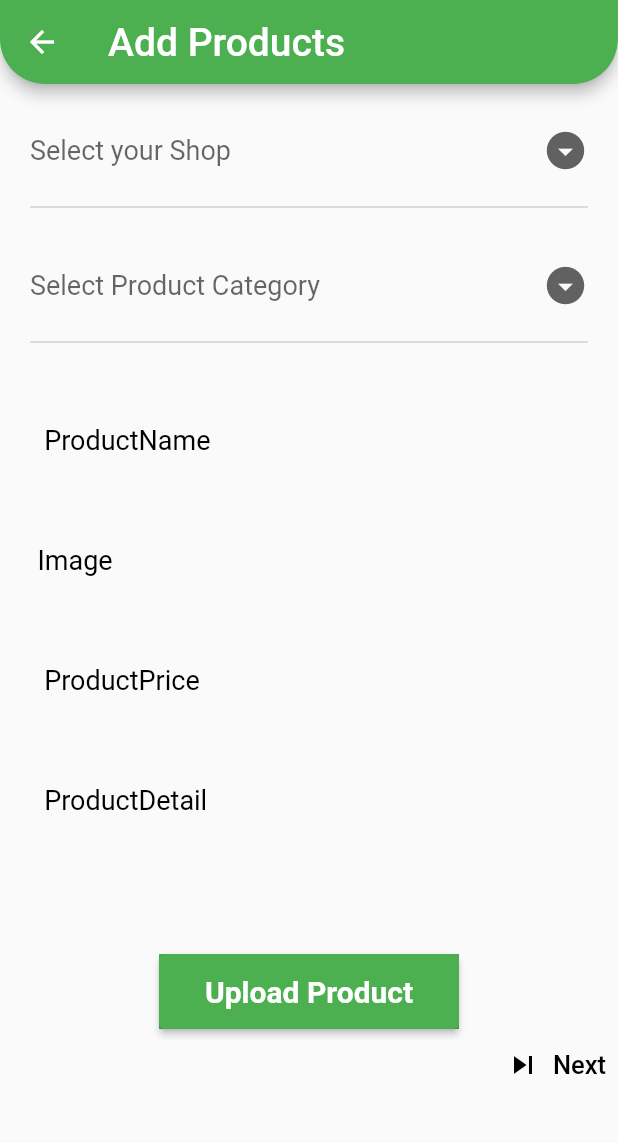
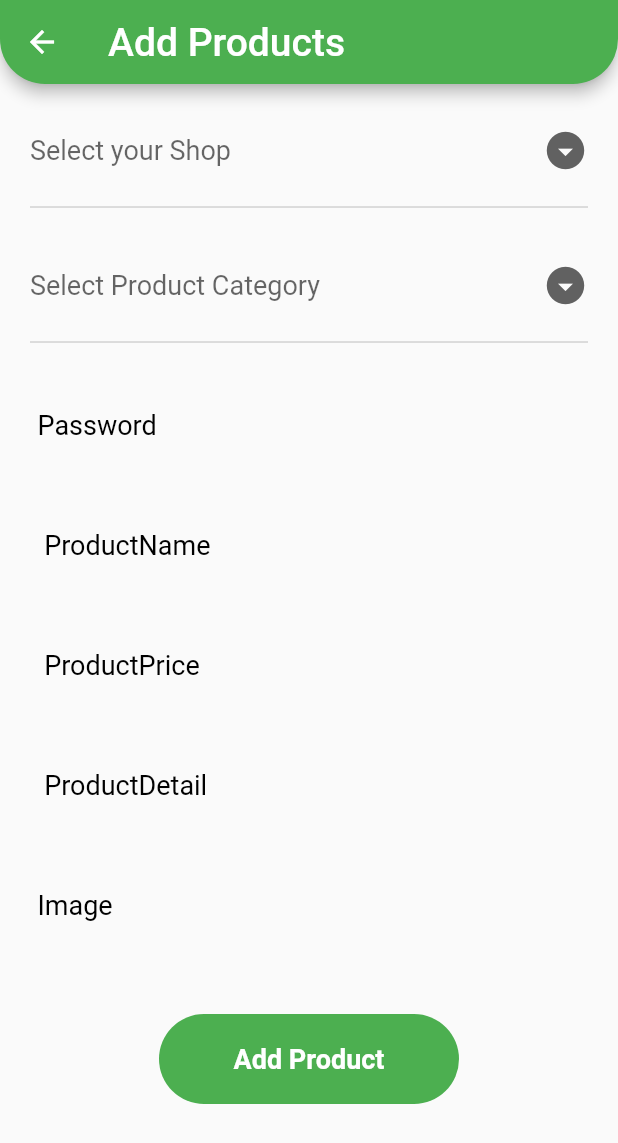
Before and after one commit to soumitrakand7/Tech-Cultivators, a Flutter app: the Add_Product screen opened by its route, on a phone screen of 412 x 824 dp. Shown: the top 1143 px of the screen. Run offline on Flutter 3.47's test engine with Material 2 defaults, Android fonts, the light colour scheme and no system bars; our stand-ins replace animate_do, avatar_glow, carousel_slider, cloud_firestore, firebase_auth, firebase_core and 2 more; missing offline and left inert: syncfusion_flutter_pdfviewer; accounts and stored records are empty; network calls fail.

Commit message:
Seller Info added

```diff
--- /dev/null
+++ b/tech_cultivators/lib/Buy/appbar_shops.dart
@@ -0,0 +1 @@
+import '';
--- a/tech_cultivators/lib/Sell/Add_Products.dart
+++ b/tech_cultivators/lib/Sell/Add_Products.dart
@@ -13,9 +13,9 @@ class Add_Product extends StatefulWidget {
 }
 
 class _Add_ProductState extends State<Add_Product> {
-  // FirebaseFirestore firebaseFirestore = FirebaseFirestore.instance;
-  // final CollectionReference collectionReference =
-  //     FirebaseFirestore.instance.collection("Sanket");
+  FirebaseFirestore db = FirebaseFirestore.instance;
+  final CollectionReference collectionReference =
+      FirebaseFirestore.instance.collection("Shpos");
   List<String> Nursary = [
     'Blossom Valley',
     'Evergreen',
@@ -30,7 +30,10 @@ class _Add_ProductState extends State<Add_Product> {
     "Plants"
   ];
   var SelectedCategory;
-  var SelectedNursery;
+  var SelectedShop;
+  bool issale = false;
+  String Password = "";
+
   @override
   Widget build(BuildContext context) {
     TextEditingController _productName = TextEditingController();
@@ -39,7 +42,7 @@ class _Add_ProductState extends State<Add_Product> {
     TextEditingController _productPrice = TextEditingController();
     TextEditingController _ProductDetail = TextEditingController();
     TextEditingController _productCategory = TextEditingController();
-    bool issale = false;
+    TextEditingController _Password = TextEditingController();
 
     final _key = GlobalKey<FormState>();
     return Scaffold(
@@ -78,7 +81,7 @@ class _Add_ProductState extends State<Add_Product> {
                 child: DropdownButton(
                   hint:
                       Text("Select your Shop", style: TextStyle(fontSize: 18)),
-                  value: SelectedNursery,
+                  value: SelectedShop,
                   dropdownColor: Color.fromARGB(255, 197, 243, 206),
                   elevation: 20,
                   isExpanded: true,
@@ -89,7 +92,7 @@ class _Add_ProductState extends State<Add_Product> {
                   ),
                   onChanged: (newValueSelected) {
                     setState(() {
-                      SelectedNursery = newValueSelected;
+                      SelectedShop = newValueSelected;
                     });
                   },
                   items: Nursary.map((Nursary) {
@@ -143,27 +146,24 @@ class _Add_ProductState extends State<Add_Product> {
                 ),
               ),
               SizedBox(
-                height: 10,
+                height: 20,
               ),
 
+              data("Password", "Enter password of selected shop", false,
+                  _Password),
               SizedBox(
                 height: 20,
               ),
-              data(" ProductName", "Enter ProductName", false, _productName),
+
+              Column(
+                children: [
+                  data(
+                      " ProductName", "Enter ProductName", false, _productName),
                   SizedBox(
                     height: 20,
                   ),
-              data(
-                "Image",
-                "Enter product Network Image",
-                false,
-                _productImage,
-              ),
-              SizedBox(
-                height: 20,
-              ),
-              data(
-                  " ProductPrice", "Enter Product Price", false, _productPrice),
+                  data(" ProductPrice", "Enter Product Price", false,
+                      _productPrice),
                   SizedBox(
                     height: 20,
                   ),
@@ -172,60 +172,49 @@ class _Add_ProductState extends State<Add_Product> {
                   SizedBox(
                     height: 20,
                   ),
-              // SwitchListTile(
-              //     contentPadding: EdgeInsets.fromLTRB(30, 0, 10, 0),
-              //     title: Text(
-              //       "Is product on sale ?",
-              //       style: TextStyle(fontSize: 18),
-              //     ),
-              //     value: issale,
-              //     onChanged: (issale) {
-              //       setState(() {
-              //         issale = true;
-              //       });
-              //     }),
+                  data(
+                    "Image",
+                    "Upload image of product",
+                    false,
+                    _productImage,
+                  ),
+                ],
+              ),
+
               SizedBox(
-                height: 50,
+                height: 20,
               ),
-              Container(
+
+              SizedBox(
+                height: 20,
+              ),
+              InkWell(
+                onTap: () {
+                  collectionReference
+                      .doc(SelectedShop)
+                      .collection(SelectedCategory)
+                      .add({
+                    "Product Name": _productName.text,
+                    "Cost": int.parse(_productPrice.text),
+                    "discription": _ProductDetail.text,
+                  });
+                  SAP(BuildContext, context);
+                  //  Navigator.pushNamed(context, '/O_Nursery_List');
+                },
+                child: Container(
+                  height: 60,
+                  width: 200,
+                  alignment: Alignment.center,
+                  child: Text(
+                    "Add Product",
+                    style: TextStyle(
+                        color: Colors.white,
+                        fontWeight: FontWeight.bold,
+                        fontSize: 18),
+                  ),
+                  decoration: BoxDecoration(
                       color: Colors.green,
-                  height: 50,
-                  width: 200,
-                  child: ElevatedButton(
-                      style: ElevatedButton.styleFrom(
-                          primary: Colors.green,
-                          textStyle: TextStyle(
-                              fontSize: 20, fontWeight: FontWeight.bold)),
-                      onPressed: () {
-                        // collectionReference
-                        //     .doc(SelectedNursery)
-                        //     .collection(SelectedCategory)
-                        //     .add({
-                        //   "ProductName": _productName.text,
-                        //   "ProductImage": _productImage.text,
-                        //   "productprice": int.parse(_productPrice.text),
-                        //   "discription": _ProductDetail.text,
-                        // });
-                        // SAP(BuildContext, context);
-                      },
-                      child: Text("Upload Product"))),
-              InkWell(
-                onTap: () {},
-                child: Container(
-                  alignment: Alignment.bottomRight,
-                  child: TextButton.icon(
-                    onPressed: () {
-                      Navigator.pushNamed(context, '/O_Nursery_List');
-                    },
-                    icon: Icon(
-                      Icons.skip_next_sharp,
-                      color: Colors.black,
-                    ),
-                    label: Text(
-                      'Next',
-                      style: TextStyle(fontSize: 17, color: Colors.black),
-                    ),
-                  ),
+                      borderRadius: BorderRadius.circular(40)),
                 ),
               ),
             ],
@@ -235,8 +224,6 @@ class _Add_ProductState extends State<Add_Product> {
     );
   }
 }
-
-class _ProductName {}
 
 void SAP(BuildContext, Context) {
   var alertDialog = Container(
```
Also changed, not shown: tech_cultivators/lib/Disease_detection/detection.dart (+5 -2 lines), tech_cultivators/lib/Sell/Shop_registration.dart (+18 -18 lines). Lines whose indentation alone changed are shown as unchanged.
